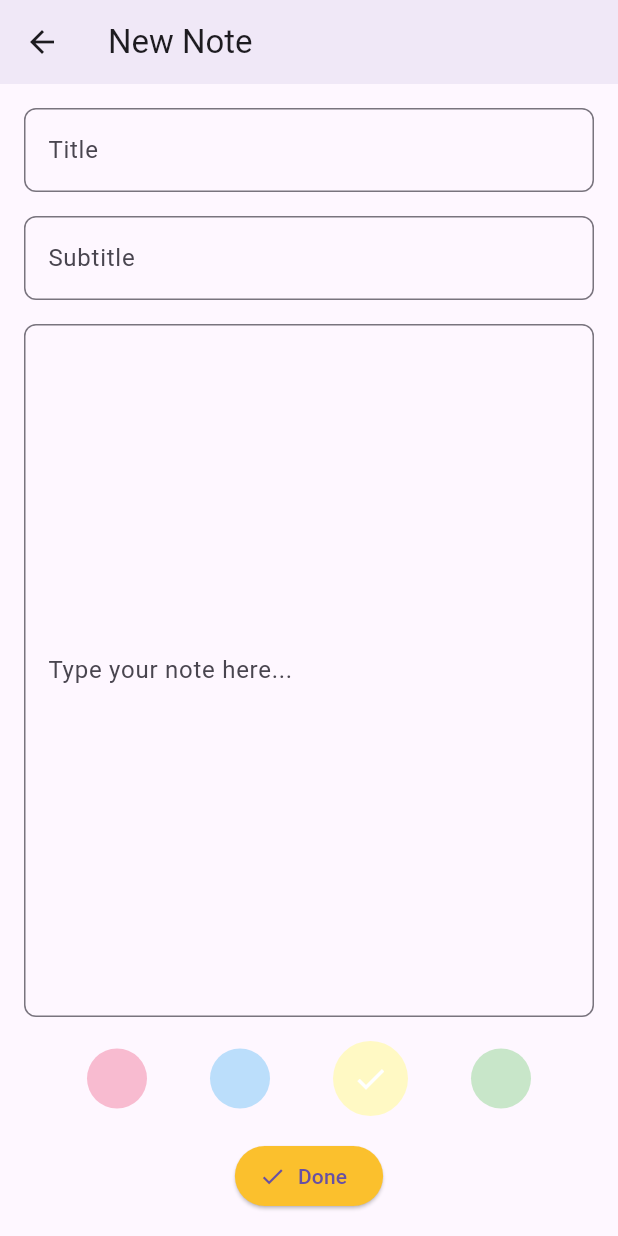
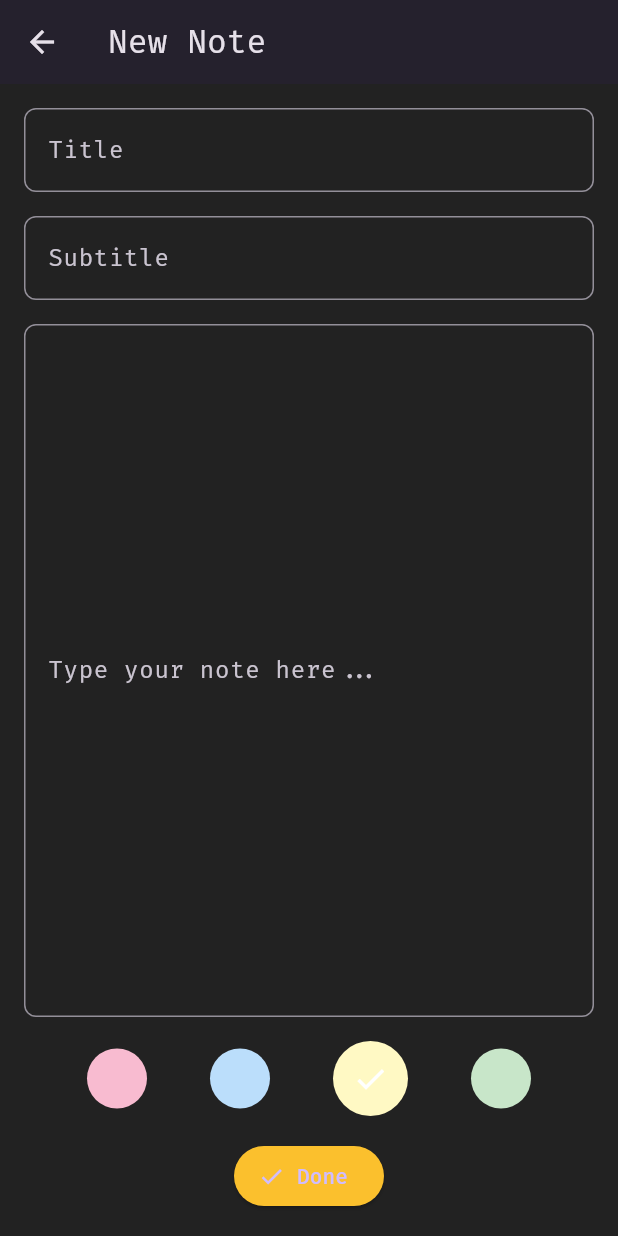
Before and after one commit to tahmid-chowdhury/NoteMe, a Flutter app: the screen it shows after launch, after a tap on the "add" icon, on a phone screen of 412 x 824 dp. Run offline on Flutter 3.47's test engine with Material 3 defaults, Android fonts, the phone set to English and light mode, and no system bars.

Commit message:
Custom UI

```diff
--- a/lib/main.dart
+++ b/lib/main.dart
@@ -24,7 +24,10 @@ class NoteMeApp extends StatelessWidget {
     return MaterialApp(
       title: 'NoteMe',
       theme: ThemeData(
-        primarySwatch: Colors.yellow,
+        brightness: Brightness.dark,
+        primarySwatch: Colors.amber,
+        fontFamily: 'FiraCode',
+        scaffoldBackgroundColor: Colors.black87,
       ),
       home: HomeScreen(),
     );
@@ -70,8 +73,9 @@ class _HomeScreenState extends State<HomeScreen> {
   Widget build(BuildContext context) {
     return Scaffold(
       appBar: AppBar(
-        title: Text('NoteMe', style: TextStyle(fontSize: 24, fontWeight: FontWeight.bold)),
-        elevation: 4,
+        title: Text('NoteMe', style: TextStyle(fontSize: 24, fontWeight: FontWeight.bold, color: Colors.amberAccent)),
+        backgroundColor: Colors.black87,
+        elevation: 0,
       ),
       body: Padding(
         padding: EdgeInsets.all(16.0),
@@ -79,9 +83,13 @@ class _HomeScreenState extends State<HomeScreen> {
           children: [
             TextField(
               controller: searchController,
+              style: TextStyle(color: Colors.white),
               decoration: InputDecoration(
                 hintText: 'Search notes',
-                prefixIcon: Icon(Icons.search),
+                hintStyle: TextStyle(color: Colors.white54),
+                prefixIcon: Icon(Icons.search, color: Colors.amberAccent),
+                filled: true,
+                fillColor: Colors.white24,
                 border: OutlineInputBorder(
                   borderRadius: BorderRadius.circular(8),
                 ),
@@ -91,7 +99,7 @@ class _HomeScreenState extends State<HomeScreen> {
             SizedBox(height: 20),
             Expanded(
               child: filteredNotes.isEmpty
-                  ? Center(child: Text('No notes available', style: TextStyle(color: Colors.grey)))
+                  ? Center(child: Text('No notes available', style: TextStyle(color: Colors.white70)))
                   : ListView.builder(
                       itemCount: filteredNotes.length,
                       itemBuilder: (context, index) {
@@ -113,23 +121,23 @@ class _HomeScreenState extends State<HomeScreen> {
                             margin: EdgeInsets.only(bottom: 10),
                             padding: EdgeInsets.all(16),
                             decoration: BoxDecoration(
-                              color: note.color,
+                              color: note.color.withOpacity(0.7),
                               borderRadius: BorderRadius.circular(8),
                               boxShadow: [
-                                BoxShadow(color: Colors.black26, blurRadius: 4, offset: Offset(0, 2))
+                                BoxShadow(color: Colors.black54, blurRadius: 8, offset: Offset(0, 4))
                               ],
                             ),
                             child: Column(
                               crossAxisAlignment: CrossAxisAlignment.start,
                               children: [
-                                Text(note.title, style: TextStyle(fontSize: 18, fontWeight: FontWeight.bold)),
+                                Text(note.title, style: TextStyle(fontSize: 18, fontWeight: FontWeight.bold, color: Colors.white)),
                                 if (note.subtitle.isNotEmpty) ...[
                                   SizedBox(height: 8),
-                                  Text(note.subtitle, style: TextStyle(fontSize: 14, color: Colors.black54)),
+                                  Text(note.subtitle, style: TextStyle(fontSize: 14, color: Colors.white70)),
                                 ],
                                 if (note.content.isNotEmpty) ...[
                                   SizedBox(height: 8),
-                                  Text(note.content, style: TextStyle(fontSize: 14)),
+                                  Text(note.content, style: TextStyle(fontSize: 14, color: Colors.white)),
                                 ],
                               ],
                             ),
@@ -150,8 +158,10 @@ class _HomeScreenState extends State<HomeScreen> {
             ),
           );
         },
-        child: Icon(Icons.add),
-        backgroundColor: Colors.yellow[700],
+        child: Icon(Icons.add, size: 30),
+        backgroundColor: Colors.amber[600],
+        foregroundColor: Colors.black,
+        elevation: 6,
       ),
     );
   }
@@ -170,7 +180,7 @@ class _NewNoteScreenState extends State<NewNoteScreen> {
   TextEditingController titleController = TextEditingController();
   TextEditingController subtitleController = TextEditingController();
   TextEditingController contentController = TextEditingController();
-  Color selectedColor = Colors.yellow[100]!; // Default color
+  Color selectedColor = Colors.yellow[100]!;
 
   void saveNote() {
     if (titleController.text.isEmpty) {
@@ -187,7 +197,7 @@ class _NewNoteScreenState extends State<NewNoteScreen> {
       color: selectedColor,
     );
     widget.onSave(newNote);
-    Navigator.pop(context); // Go back to the home screen
+    Navigator.pop(context);
   }
 
   @override
@@ -199,7 +209,7 @@ class _NewNoteScreenState extends State<NewNoteScreen> {
         leading: IconButton(
           icon: Icon(Icons.arrow_back),
           onPressed: () {
-            Navigator.pop(context); // Go back to the home screen
+            Navigator.pop(context);
           },
         ),
       ),
--- a/pubspec.yaml
+++ b/pubspec.yaml
@@ -88,3 +88,7 @@ flutter:
   #
   # For details regarding fonts from package dependencies,
   # see https://flutter.dev/to/font-from-package
+  fonts:
+    - family: FiraCode
+      fonts:
+        - asset: assets/fonts/FiraCode-Regular.ttf
```
Also changed, not shown: assets/fonts/FiraCode-Regular.ttf (added), assets/images/background.jpg (added).
